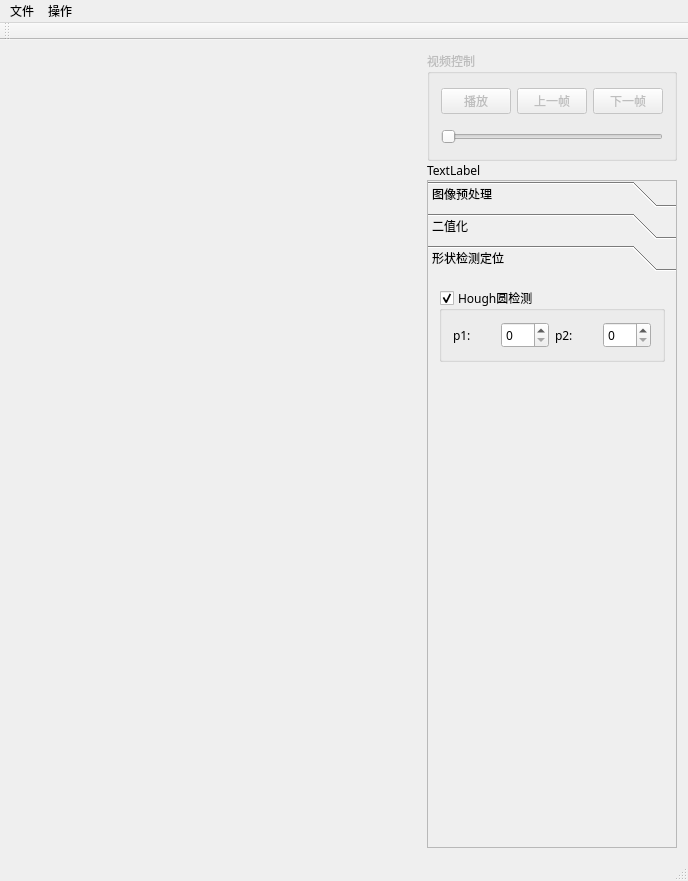
Before: the Qt Designer form TSR/mainwin.ui in YuHao000/TSR, drawn with Qt 5.
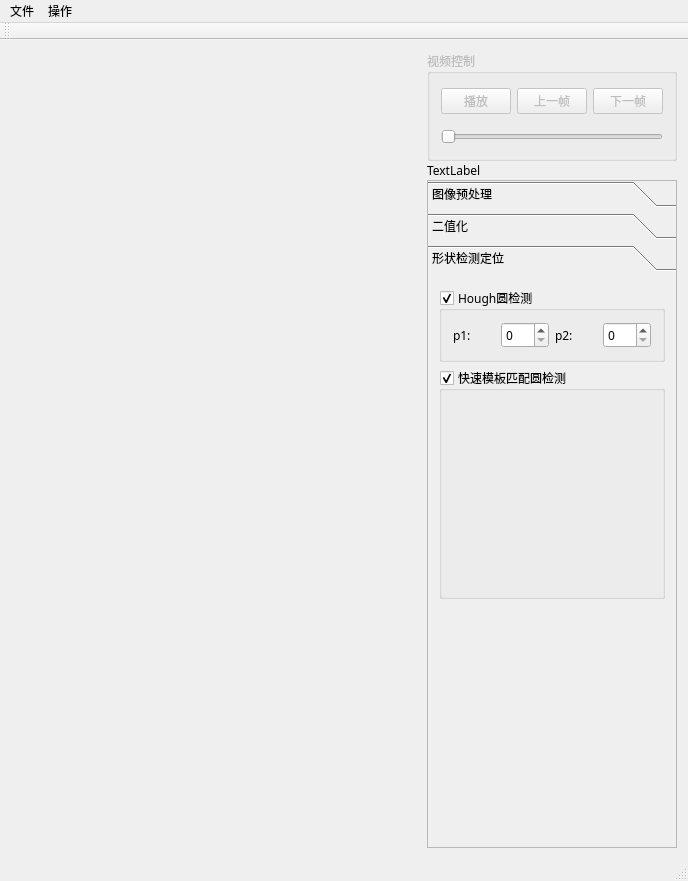
After: the same form once the commit is applied. Custom widgets are drawn as their Qt base class.

Commit message: 1. Add save image function 2. Fix capture release bug 3. Add circle detect algorithm

What changed in the file:
```diff
--- a/TSR/mainwin.ui
+++ b/TSR/mainwin.ui
@@ -890,6 +890,16 @@
             </layout>
            </widget>
           </item>
+          <item>
+           <widget class="QGroupBox" name="boxShpaePatternCircle">
+            <property name="title">
+             <string>快速模板匹配圆检测</string>
+            </property>
+            <property name="checkable">
+             <bool>true</bool>
+            </property>
+           </widget>
+          </item>
           <item>
            <widget class="QWidget" name="widget_3" native="true"/>
           </item>
```
Left out of the diff: 6 changed lines with no effect on the pictures. The commit also changes 7 other files.
